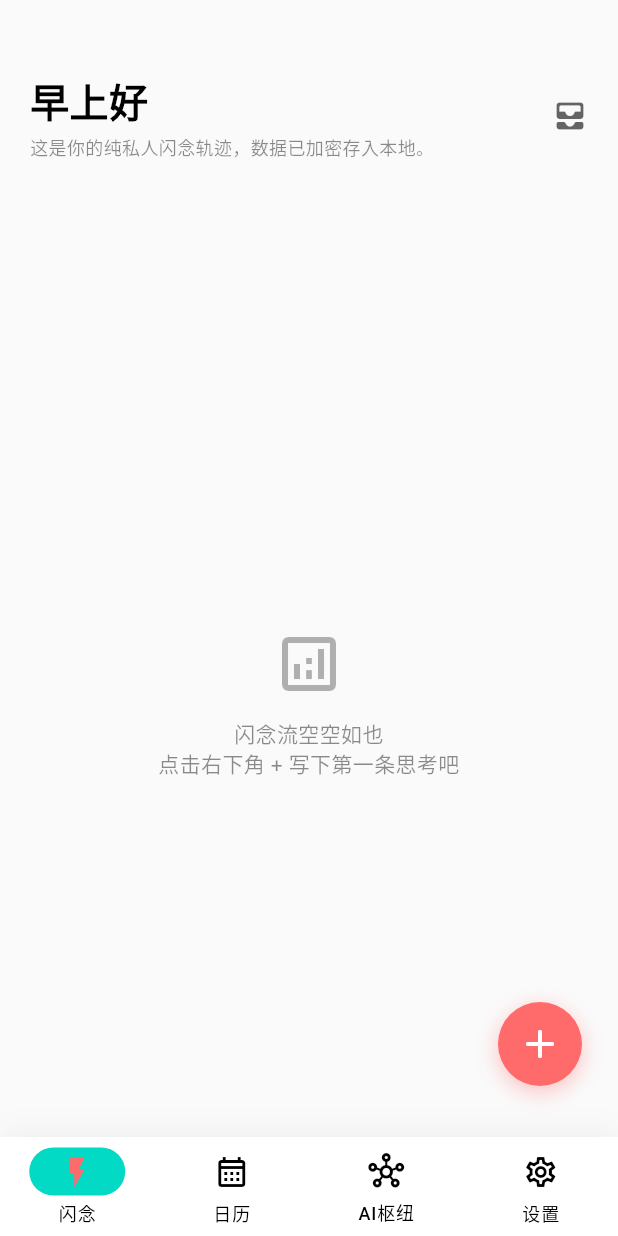
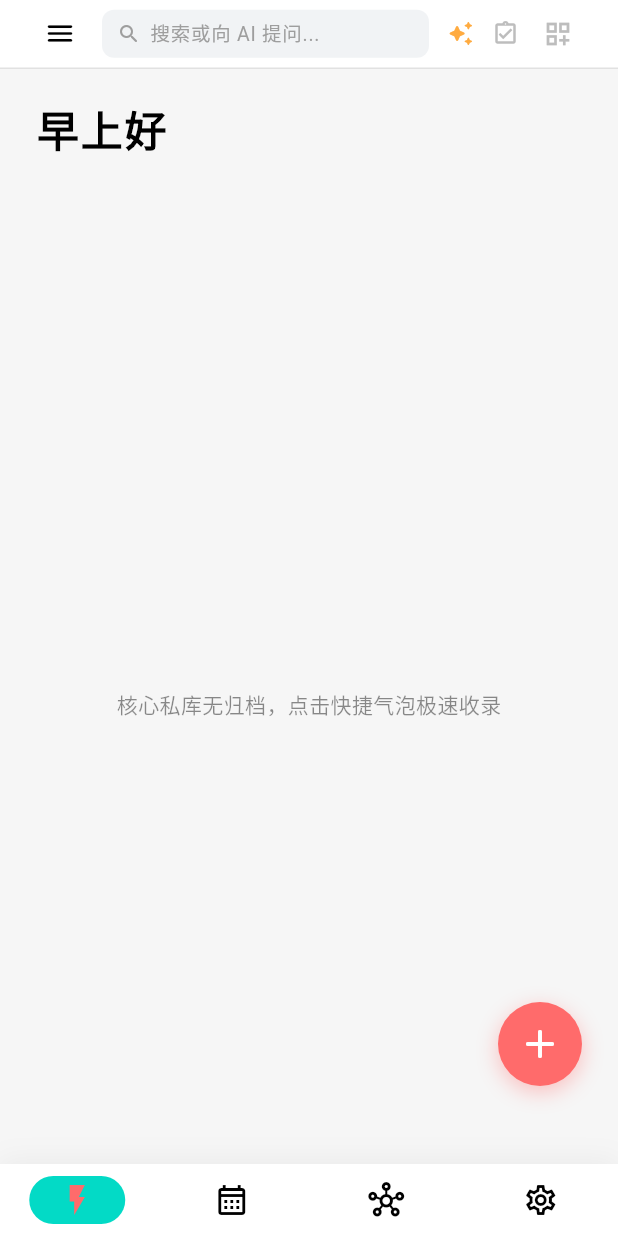
Before and after one commit to clzx8668/Locus, a Flutter app: the screen it shows after launch, on a phone screen of 412 x 824 dp. Run offline on Flutter 3.47's test engine with Material 3 defaults, Android fonts, the phone set to English and light mode, and no system bars; our stand-ins replace dio, drift, file_picker, flutter_dotenv, flutter_markdown, get_it and 2 more; missing offline and left inert: sqlcipher_flutter_libs, sqlite3, syncfusion_flutter_pdf; accounts and stored records are empty; generated files the repository leaves out were written again.

Commit message:
feat: 响应式三阶断点导航重构 - 侧边栏共享、胶囊搜索栏、UI瘦身优化

```diff
--- a/lib/features/home/presentation/locus_home_page.dart
+++ b/lib/features/home/presentation/locus_home_page.dart
@@ -15,7 +15,6 @@ class LocusHomePage extends StatefulWidget {
 class _LocusHomePageState extends State<LocusHomePage> {
   int _currentIndex = 0;
 
-  // 核心四大页面分发
   final List<Widget> _pages = [
     const IdeaStreamPage(),
     const CalendarPage(),
@@ -23,7 +22,6 @@ class _LocusHomePageState extends State<LocusHomePage> {
     const SettingsPage(),
   ];
 
-  // --- 🪐 悬浮按钮核心状态机 ---
   bool _isRightSide = true;
   bool _isCollapsed = false;
   double? _dragX;
@@ -31,24 +29,24 @@ class _LocusHomePageState extends State<LocusHomePage> {
 
   final double _buttonSize = 56.0;
   final double _collapsedVisibleWidth = 14.0;
-  final double _bottomOffset = 100.0; // 小屏悬浮按钮距离底部的高度
+  final double _bottomOffset = 100.0;
 
   @override
   Widget build(BuildContext context) {
     final theme = Theme.of(context);
     final isDark = theme.brightness == Brightness.dark;
 
-    // 获取当前屏幕总宽度，据此判断大小屏方案
     final screenWidth = MediaQuery.of(context).size.width;
-    final bool isLargeScreen = screenWidth >= 800; // 宽屏/PC端断点
+    final bool isSmallScreen = screenWidth < 600;
+    final bool isMediumScreen = screenWidth >= 600 && screenWidth < 960;
+    final bool isLargeScreen = screenWidth >= 960;
 
-    // 侧边栏固定宽度
-    const double sidebarWidth = 220.0;
-    // 动态计算悬浮按钮的可用活动宽度边界
-    final double contentAreaWidth =
-        isLargeScreen ? screenWidth - sidebarWidth : screenWidth;
+    double sidebarWidth = 0.0;
+    if (isLargeScreen) sidebarWidth = 220.0;
+    if (isMediumScreen) sidebarWidth = 70.0;
 
-    // 计算悬浮按钮在其父容器内部的 Left 坐标
+    final double contentAreaWidth = screenWidth - sidebarWidth;
+
     double leftPosition;
     if (_isDragging && _dragX != null) {
       leftPosition = _dragX!.clamp(0.0, contentAreaWidth - _buttonSize);
@@ -58,29 +56,20 @@ class _LocusHomePageState extends State<LocusHomePage> {
             ? contentAreaWidth - _collapsedVisibleWidth
             : contentAreaWidth - _buttonSize - 24.0;
       } else {
-        leftPosition = _isCollapsed
-            ? -(_buttonSize - _collapsedVisibleWidth)
-            : 24.0;
+        leftPosition =
+            _isCollapsed ? -(_buttonSize - _collapsedVisibleWidth) : 24.0;
       }
     }
 
-    // 核心工作台 Stack（内容页 + 灵动悬浮按钮）
     Widget mainContentStack = Stack(
       children: [
-        IndexedStack(
-          index: _currentIndex,
-          children: _pages,
-        ),
-
-        // 灵动悬浮按钮控制层
+        IndexedStack(index: _currentIndex, children: _pages),
         AnimatedPositioned(
           duration:
               _isDragging ? Duration.zero : const Duration(milliseconds: 300),
           curve: Curves.easeOutBack,
           left: leftPosition,
-          bottom: isLargeScreen
-              ? 32.0
-              : _bottomOffset, // 大屏不需要躲避底栏，可以更靠底
+          bottom: !isSmallScreen ? 32.0 : _bottomOffset,
           child: GestureDetector(
             onHorizontalDragStart: (_) {
               setState(() {
@@ -111,8 +100,7 @@ class _LocusHomePageState extends State<LocusHomePage> {
                     (velocityX > 200 ||
                         _dragX! > (contentAreaWidth - _buttonSize - 5))) {
                   _isCollapsed = true;
-                } else if (!_isRightSide &&
-                    (velocityX < -200 || _dragX! < 5)) {
+                } else if (!_isRightSide && (velocityX < -200 || _dragX! < 5)) {
                   _isCollapsed = true;
                 } else {
                   _isCollapsed = false;
@@ -146,8 +134,7 @@ class _LocusHomePageState extends State<LocusHomePage> {
                 child: Center(
                   child: AnimatedRotation(
                     duration: const Duration(milliseconds: 200),
-                    turns:
-                        _isCollapsed ? (_isRightSide ? -0.25 : 0.25) : 0.0,
+                    turns: _isCollapsed ? (_isRightSide ? -0.25 : 0.25) : 0.0,
                     child: Icon(
                       _isCollapsed
                           ? Icons.arrow_back_ios_new_rounded
@@ -164,25 +151,17 @@ class _LocusHomePageState extends State<LocusHomePage> {
       ],
     );
 
-    // --- 🪐 最终呈现：根据双端环境渲染不同骨架 ---
-    if (isLargeScreen) {
-      // 💻 PC大屏模式：左右并排分流
+    if (!isSmallScreen) {
       return Scaffold(
-        backgroundColor:
-            isDark ? const Color(0xFF121212) : Colors.grey[100],
+        backgroundColor: isDark ? const Color(0xFF121212) : Colors.grey[100],
         body: Row(
           children: [
-            // 1. 左侧独立质感深色导航菜单
-            _buildDesktopSidebar(context, sidebarWidth, isDark),
-            // 2. 右侧饱满的工作台内容区
-            Expanded(
-              child: mainContentStack,
-            ),
+            _buildSidebarContent(context, sidebarWidth, isDark, isMediumScreen),
+            Expanded(child: mainContentStack),
           ],
         ),
       );
     } else {
-      // 📱 手机小屏模式：上下堆叠，带底部扁平导航栏
       return Scaffold(
         extendBody: true,
         body: mainContentStack,
@@ -204,11 +183,10 @@ class _LocusHomePageState extends State<LocusHomePage> {
             child: NavigationBar(
               selectedIndex: _currentIndex,
               elevation: 0,
-              backgroundColor:
-                  isDark ? const Color(0xFF1E1E1E) : Colors.white,
+              backgroundColor: isDark ? const Color(0xFF1E1E1E) : Colors.white,
               surfaceTintColor: Colors.transparent,
-              height: 66,
-              labelBehavior: NavigationDestinationLabelBehavior.alwaysShow,
+              height: 48,
+              labelBehavior: NavigationDestinationLabelBehavior.alwaysHide,
               onDestinationSelected: (index) =>
                   setState(() => _currentIndex = index),
               destinations: const [
@@ -224,8 +202,7 @@ class _LocusHomePageState extends State<LocusHomePage> {
                     label: '日历'),
                 NavigationDestination(
                     icon: Icon(Icons.hub_outlined),
-                    selectedIcon:
-                        Icon(Icons.hub, color: Color(0xFFFF6B6B)),
+                    selectedIcon: Icon(Icons.hub, color: Color(0xFFFF6B6B)),
                     label: 'AI枢纽'),
                 NavigationDestination(
                     icon: Icon(Icons.settings_outlined),
@@ -240,16 +217,15 @@ class _LocusHomePageState extends State<LocusHomePage> {
     }
   }
 
-  // 🎨 大屏左侧质感侧边栏（极客深灰基调 + L徽标 + 胶囊选中态）
-  Widget _buildDesktopSidebar(
-      BuildContext context, double width, bool isDark) {
+  Widget _buildSidebarContent(
+      BuildContext context, double width, bool isDark, bool isMedium) {
     final sidebarBgColor =
         isDark ? const Color(0xFF1A1A1A) : const Color(0xFF212121);
 
     final menuItems = [
-      {'label': '闪念', 'icon': Icons.flash_on},
+      {'label': '首页', 'icon': Icons.flash_on},
       {'label': '日历', 'icon': Icons.calendar_month},
-      {'label': 'AI枢纽', 'icon': Icons.hub_outlined},
+      {'label': 'AI枢纽', 'icon': Icons.hub},
       {'label': '设置', 'icon': Icons.settings},
     ];
 
@@ -257,61 +233,67 @@ class _LocusHomePageState extends State<LocusHomePage> {
       width: width,
       height: double.infinity,
       color: sidebarBgColor,
-      padding: const EdgeInsets.symmetric(vertical: 28, horizontal: 16),
+      padding:
+          EdgeInsets.symmetric(vertical: 24, horizontal: isMedium ? 8 : 16),
       child: Column(
-        crossAxisAlignment: CrossAxisAlignment.start,
+        crossAxisAlignment:
+            isMedium ? CrossAxisAlignment.center : CrossAxisAlignment.start,
         children: [
-          // 1. 顶部红色极简 L 徽标
           Padding(
-            padding: const EdgeInsets.only(left: 12, bottom: 40, top: 10),
+            padding: isMedium
+                ? const EdgeInsets.only(bottom: 32, top: 8)
+                : const EdgeInsets.only(left: 12, bottom: 32, top: 8),
             child: Container(
-              width: 48,
-              height: 48,
+              width: isMedium ? 38 : 46,
+              height: isMedium ? 38 : 46,
               decoration: BoxDecoration(
                 color: const Color(0xFFFF6B6B),
-                borderRadius: BorderRadius.circular(14),
+                borderRadius: BorderRadius.circular(isMedium ? 10 : 12),
               ),
               child: const Center(
                 child: Text(
                   'L',
                   style: TextStyle(
                       color: Colors.white,
-                      fontSize: 26,
-                      fontWeight: FontWeight.bold,
-                      fontFamily: 'monospace'),
+                      fontSize: 22,
+                      fontWeight: FontWeight.w900),
                 ),
               ),
             ),
           ),
-
-          // 2. 纵向核心菜单列表
           Expanded(
             child: ListView.separated(
+              physics: const NeverScrollableScrollPhysics(),
               itemCount: menuItems.length,
-              separatorBuilder: (context, index) =>
-                  const SizedBox(height: 12),
+              separatorBuilder: (context, index) => const SizedBox(height: 10),
               itemBuilder: (context, index) {
                 final bool isSelected = _currentIndex == index;
                 final item = menuItems[index];
 
                 return GestureDetector(
-                  onTap: () {
-                    setState(() {
-                      _currentIndex = index;
-                    });
-                  },
+                  onTap: () => setState(() => _currentIndex = index),
                   child: AnimatedContainer(
                     duration: const Duration(milliseconds: 200),
                     curve: Curves.easeInOut,
-                    padding: const EdgeInsets.symmetric(
-                        horizontal: 16, vertical: 12),
+                    padding: EdgeInsets.symmetric(
+                        horizontal: isMedium ? 0 : 16, vertical: 12),
                     decoration: BoxDecoration(
                       color: isSelected
                           ? const Color(0xFFFF6B6B).withValues(alpha: 0.15)
                           : Colors.transparent,
-                      borderRadius: BorderRadius.circular(16),
+                      borderRadius: BorderRadius.circular(12),
                     ),
-                    child: Row(
+                    child: isMedium
+                        ? Center(
+                            child: Icon(
+                              item['icon'] as IconData,
+                              color: isSelected
+                                  ? const Color(0xFFFF6B6B)
+                                  : Colors.grey[400],
+                              size: 22,
+                            ),
+                          )
+                        : Row(
                             children: [
                               Icon(
                                 item['icon'] as IconData,
@@ -327,7 +309,7 @@ class _LocusHomePageState extends State<LocusHomePage> {
                                   color: isSelected
                                       ? const Color(0xFFFF6B6B)
                                       : Colors.grey[300],
-                            fontSize: 15,
+                                  fontSize: 14,
                                   fontWeight: isSelected
                                       ? FontWeight.bold
                                       : FontWeight.normal,
--- a/lib/features/idea_stream/presentation/pages/idea_stream_page.dart
+++ b/lib/features/idea_stream/presentation/pages/idea_stream_page.dart
@@ -14,143 +14,259 @@ class IdeaStreamPage extends StatefulWidget {
 class _IdeaStreamPageState extends State<IdeaStreamPage> {
   final db = getIt<AppDatabase>();
 
-  String _getGreeting() {
-    final hour = DateTime.now().hour;
-    if (hour >= 5 && hour < 12) return '早上好';
-    if (hour >= 12 && hour < 18) return '下午好';
-    return '晚上好';
-  }
+  String _searchQuery = "";
+  bool _isGridView = false;
 
   @override
   Widget build(BuildContext context) {
     final theme = Theme.of(context);
     final isDark = theme.brightness == Brightness.dark;
+    final screenWidth = MediaQuery.of(context).size.width;
+    final bool isLargeScreen = screenWidth >= 960;
 
     return Scaffold(
-      backgroundColor: isDark ? theme.scaffoldBackgroundColor : Colors.grey[50],
-      body: Column(
-        children: [
-          // 1. 固定的顶部美化问候与标题栏
-          Padding(
-            padding: const EdgeInsets.fromLTRB(20, 48, 20, 8),
-            child: Row(
-              children: [
-                Column(
+      backgroundColor:
+          isDark ? const Color(0xFF121212) : const Color(0xFFF6F6F6),
+      body: SafeArea(
+        bottom: false,
+        child: Column(
           crossAxisAlignment: CrossAxisAlignment.start,
           children: [
-                    Text(
-                      _getGreeting(),
-                      style: const TextStyle(fontSize: 26, fontWeight: FontWeight.bold),
-                    ),
-                    const SizedBox(height: 4),
-                    Text(
-                      '这是你的纯私人闪念轨迹，数据已加密存入本地。',
-                      style: TextStyle(fontSize: 12, color: theme.hintColor),
-                    ),
-                  ],
-                ),
-                const Spacer(),
-                Icon(Icons.all_inbox_rounded, color: theme.hintColor.withValues(alpha: 0.6)),
-              ],
+            _buildModernTopAppBar(context, isDark),
+            Padding(
+              padding: const EdgeInsets.fromLTRB(24, 20, 24, 8),
+              child: Text(
+                _getGreetingPhrase(),
+                style: const TextStyle(
+                    fontSize: 28,
+                    fontWeight: FontWeight.bold,
+                    letterSpacing: 1.2),
               ),
             ),
-
-          // 2. 闪念瀑布流列表（铺满剩余空间，底部留 padding 避开悬浮 FAB）
             Expanded(
               child: StreamBuilder<List<HubPayload>>(
                 stream: db.watchAllPayloads(),
                 builder: (context, snapshot) {
-                if (snapshot.connectionState == ConnectionState.waiting) {
-                  return const Center(child: CircularProgressIndicator());
+                  if (!snapshot.hasData) {
+                    return const Center(
+                        child: CircularProgressIndicator(
+                            color: Color(0xFFFF6B6B)));
                   }
 
-                final payloads = snapshot.data ?? [];
+                  var items = snapshot.data!.where((item) {
+                    return item.rawText
+                            .toLowerCase()
+                            .contains(_searchQuery.toLowerCase()) ||
+                        item.intentTag
+                            .toLowerCase()
+                            .contains(_searchQuery.toLowerCase());
+                  }).toList();
 
-                if (payloads.isEmpty) {
+                  if (items.isEmpty) {
                     return Center(
-                    child: Column(
-                      mainAxisAlignment: MainAxisAlignment.center,
-                      children: [
-                        Icon(Icons.analytics_outlined, size: 48, color: theme.hintColor.withValues(alpha: 0.3)),
-                        const SizedBox(height: 12),
-                        Text('闪念流空空如也\n点击右下角 + 写下第一条思考吧',
-                          textAlign: TextAlign.center,
-                          style: TextStyle(color: theme.hintColor, fontSize: 14)),
-                      ],
+                      child: Text(
+                        '核心私库无归档，点击快捷气泡极速收录',
+                        style: TextStyle(color: theme.hintColor),
                       ),
                     );
                   }
 
-                return ListView.builder(
-                  reverse: true,
-                  padding: const EdgeInsets.fromLTRB(16, 10, 16, 90),
-                  itemCount: payloads.length,
-                  itemBuilder: (context, index) {
-                    final item = payloads[index];
-                    List<String> imagePaths = [];
-                    try {
-                      List<dynamic> decoded = jsonDecode(item.mediaPaths);
-                      imagePaths = decoded.cast<String>();
-                    } catch (e) {
-                      debugPrint("解析图片路径失败");
-                    }
-
-                    return Card(
-                      elevation: 0,
-                      margin: const EdgeInsets.only(bottom: 12),
-                      shape: RoundedRectangleBorder(
-                        borderRadius: BorderRadius.circular(16),
-                        side: BorderSide(color: isDark ? theme.dividerColor : Colors.grey[200]!),
+                  final useGrid = _isGridView || isLargeScreen;
+                  return useGrid
+                      ? GridView.builder(
+                          padding: const EdgeInsets.fromLTRB(20, 8, 20, 100),
+                          gridDelegate:
+                              SliverGridDelegateWithFixedCrossAxisCount(
+                            crossAxisCount: isLargeScreen ? 3 : 2,
+                            crossAxisSpacing: 14,
+                            mainAxisSpacing: 14,
+                            childAspectRatio: 1.35,
                           ),
-                      color: theme.cardColor,
-                      child: Padding(
-                        padding: const EdgeInsets.all(16.0),
-                        child: Column(
-                          crossAxisAlignment: CrossAxisAlignment.start,
-                          children: [
-                            Container(
-                              padding: const EdgeInsets.symmetric(horizontal: 8, vertical: 4),
-                              decoration: BoxDecoration(
-                                color: const Color(0xFFFF6B6B).withValues(alpha: 0.1),
-                                borderRadius: BorderRadius.circular(6),
-                              ),
-                              child: Text(
-                                item.intentTag.isEmpty ? '#自由灵感' : item.intentTag,
-                                style: const TextStyle(fontSize: 11, color: Color(0xFFFF6B6B), fontWeight: FontWeight.bold),
-                              ),
-                            ),
-                            const SizedBox(height: 10),
-
-                            if (item.rawText.isNotEmpty)
-                              Text(item.rawText, style: const TextStyle(fontSize: 15, height: 1.4)),
-
-                            if (imagePaths.isNotEmpty) ...[
-                              if (item.rawText.isNotEmpty) const SizedBox(height: 12),
-                              Wrap(
-                                spacing: 8,
-                                runSpacing: 8,
-                                children: imagePaths.map((path) => ClipRRect(
-                                  borderRadius: BorderRadius.circular(8),
-                                  child: Image.file(
-                                    File(path),
-                                    width: 80,
-                                    height: 80,
-                                    fit: BoxFit.cover,
-                                  ),
-                                )).toList(),
+                          itemCount: items.length,
+                          itemBuilder: (context, index) =>
+                              _buildSmartCard(items[index], theme),
                         )
-                            ]
-                          ],
-                        ),
-                      ),
-                    );
-                  },
+                      : ListView.separated(
+                          padding: const EdgeInsets.fromLTRB(20, 8, 20, 100),
+                          itemCount: items.length,
+                          separatorBuilder: (_, __) =>
+                              const SizedBox(height: 12),
+                          itemBuilder: (context, index) =>
+                              _buildSmartCard(items[index], theme),
                         );
                 },
               ),
             ),
           ],
         ),
+      ),
     );
   }
+
+  Widget _buildModernTopAppBar(BuildContext context, bool isDark) {
+    final screenWidth = MediaQuery.of(context).size.width;
+    final bool isSmallScreen = screenWidth < 600;
+
+    return Container(
+      width: double.infinity,
+      height: 46,
+      decoration: BoxDecoration(
+        color: isDark ? const Color(0xFF1A1A1A) : Colors.white,
+        border: Border(
+          bottom: BorderSide(
+            color: isDark ? const Color(0xFF262626) : const Color(0x1E000000),
+            width: 1,
+          ),
+        ),
+      ),
+      padding: const EdgeInsets.symmetric(horizontal: 16),
+      child: Row(
+        crossAxisAlignment: CrossAxisAlignment.center,
+        children: [
+          if (isSmallScreen) ...[
+            IconButton(
+              icon: const Icon(Icons.menu_rounded, size: 22),
+              onPressed: () => Scaffold.of(context).openDrawer(),
+            ),
+            const SizedBox(width: 4),
+          ],
+          Expanded(
+            child: Container(
+              height: 32,
+              decoration: BoxDecoration(
+                color:
+                    isDark ? const Color(0xFF262626) : const Color(0xFFF1F3F5),
+                borderRadius: BorderRadius.circular(8),
+              ),
+              padding: const EdgeInsets.symmetric(horizontal: 10),
+              child: Row(
+                crossAxisAlignment: CrossAxisAlignment.center,
+                children: [
+                  Icon(Icons.search_rounded, color: Colors.grey[500], size: 16),
+                  const SizedBox(width: 6),
+                  Expanded(
+                    child: TextField(
+                      onChanged: (val) => setState(() => _searchQuery = val),
+                      textAlignVertical: TextAlignVertical.center,
+                      style: const TextStyle(
+                          fontSize: 13, textBaseline: TextBaseline.alphabetic),
+                      decoration: InputDecoration(
+                        hintText: '搜索或向 AI 提问...',
+                        hintStyle:
+                            TextStyle(color: Colors.grey[500], fontSize: 13),
+                        border: InputBorder.none,
+                        isDense: true,
+                        contentPadding: EdgeInsets.zero,
+                      ),
+                    ),
+                  ),
+                ],
+              ),
+            ),
+          ),
+          const SizedBox(width: 12),
+          Icon(Icons.auto_awesome_rounded,
+              color: Colors.orangeAccent[200], size: 18),
+          const SizedBox(width: 12),
+          Icon(Icons.assignment_turned_in_outlined,
+              color: Colors.grey[400], size: 18),
+          const SizedBox(width: 2),
+          IconButton(
+            icon: Icon(
+              _isGridView
+                  ? Icons.view_headline_rounded
+                  : Icons.dashboard_customize_outlined,
+              color: _isGridView ? const Color(0xFFFF6B6B) : Colors.grey[400],
+              size: 20,
+            ),
+            tooltip: '切换卡片视图样式',
+            onPressed: () => setState(() => _isGridView = !_isGridView),
+          ),
+        ],
+      ),
+    );
   }
+
+  Widget _buildSmartCard(HubPayload data, ThemeData theme) {
+    final hasTag = data.intentTag.isNotEmpty;
+    final mediaPaths = _parseImagePaths(data.mediaPaths);
+    final dateStr =
+        '${data.createdAt.month}月${data.createdAt.day}日 ${data.createdAt.hour.toString().padLeft(2, '0')}:${data.createdAt.minute.toString().padLeft(2, '0')}';
+
+    return Container(
+      decoration: BoxDecoration(
+        color: theme.cardColor,
+        borderRadius: BorderRadius.circular(16),
+        border: Border.all(
+            color: theme.dividerColor.withValues(alpha: 0.08), width: 1),
+      ),
+      padding: const EdgeInsets.all(16),
+      child: Column(
+        crossAxisAlignment: CrossAxisAlignment.start,
+        mainAxisSize: MainAxisSize.min,
+        children: [
+          Row(
+            mainAxisAlignment: MainAxisAlignment.spaceBetween,
+            children: [
+              Text(dateStr,
+                  style: TextStyle(color: theme.hintColor, fontSize: 11)),
+              if (hasTag)
+                Container(
+                  padding:
+                      const EdgeInsets.symmetric(horizontal: 8, vertical: 3),
+                  decoration: BoxDecoration(
+                    color: const Color(0xFFFF6B6B).withValues(alpha: 0.1),
+                    borderRadius: BorderRadius.circular(6),
+                  ),
+                  child: Text(
+                    data.intentTag.toUpperCase(),
+                    style: const TextStyle(
+                        color: Color(0xFFFF6B6B),
+                        fontSize: 9,
+                        fontWeight: FontWeight.bold),
+                  ),
+                ),
+            ],
+          ),
+          const SizedBox(height: 10),
+          if (mediaPaths.isNotEmpty) ...[
+            ClipRRect(
+              borderRadius: BorderRadius.circular(12),
+              child: Image.file(
+                File(mediaPaths.first),
+                height: 100,
+                width: double.infinity,
+                fit: BoxFit.cover,
+              ),
+            ),
+            const SizedBox(height: 8),
+          ],
+          Text(
+            data.rawText.isEmpty ? "快速归档记录" : data.rawText,
+            maxLines: _isGridView ? 3 : 6,
+            overflow: TextOverflow.ellipsis,
+            style: const TextStyle(
+                fontSize: 14, height: 1.45, fontWeight: FontWeight.w500),
+          ),
+        ],
+      ),
+    );
+  }
+
+  List<String> _parseImagePaths(String mediaPathsJson) {
+    try {
+      final decoded = jsonDecode(mediaPathsJson);
+      if (decoded is List) {
+        return decoded.cast<String>();
+      }
+    } catch (_) {}
+    return [];
+  }
+
+  String _getGreetingPhrase() {
+    final hour = DateTime.now().hour;
+    if (hour >= 5 && hour < 12) return '早上好';
+    if (hour >= 12 && hour < 18) return '下午好';
+    return '晚上好';
+  }
+}
--- a/pubspec.yaml
+++ b/pubspec.yaml
@@ -29,7 +29,7 @@ dev_dependencies:
   flutter_test:
     sdk: flutter
   flutter_lints: ^5.0.0
-  build_runner: ^2.4.15
+  build_runner: ^2.4.13
   drift_dev: 2.21.0
 
 flutter:
```
Also changed, not shown: pubspec.lock, 3 other files. Lines whose indentation alone changed are shown as unchanged.
